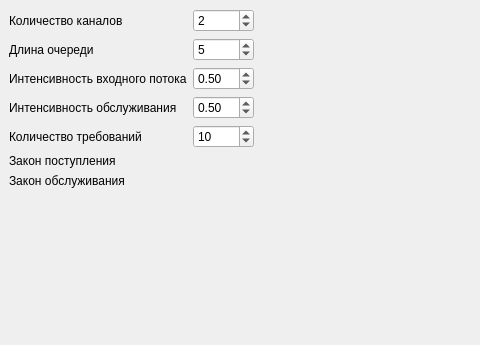
The window that mainwindow.ui (Kolyamba-mamba/net_lab2) describes before a commit, drawn with Qt 5; both pictures show x 0 to 480 and y 0 to 345 of the 958 by 629 pixel window.
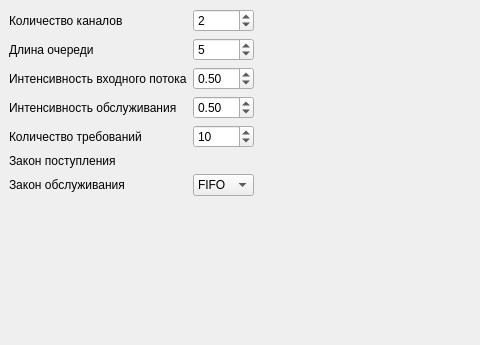
The same window after the commit.

Commit message: Добавил выбор дисциплины обслуживания в ui

```diff
--- a/mainwindow.ui
+++ b/mainwindow.ui
@@ -138,6 +138,15 @@
             </property>
            </widget>
           </item>
+          <item row="6" column="1">
+           <widget class="QComboBox" name="comboBox">
+            <item>
+             <property name="text">
+              <string>FIFO</string>
+             </property>
+            </item>
+           </widget>
+          </item>
          </layout>
         </item>
         <item>
```
The commit also changes 2 other files.
